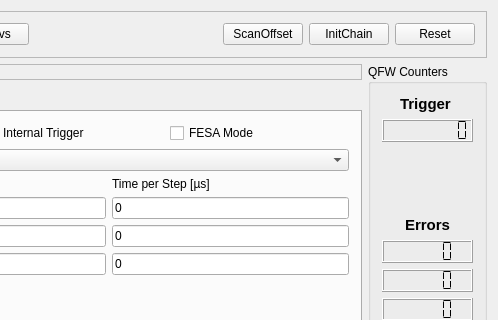
Qt form mbspex/gui/qt/PolandGui.ui (gsi-ee/drivers) before a commit; both pictures show x 225 to 723 and y 0 to 320 of the 723 by 640 pixel window.
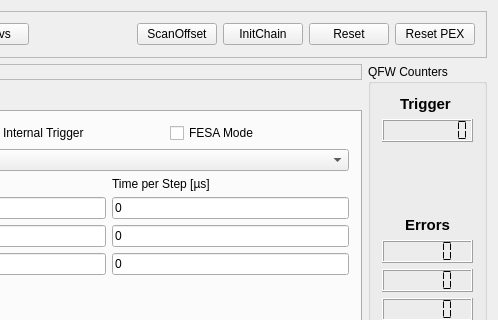
The same form after that commit.

Commit message: mbspex poland gui: added button for logic reset on poland slave

Diff of the .ui file:
```diff
--- a/mbspex/gui/qt/PolandGui.ui
+++ b/mbspex/gui/qt/PolandGui.ui
@@ -128,13 +128,23 @@
         </property>
        </widget>
       </item>
+      <item>
+       <widget class="QPushButton" name="ResetSlaveButton">
+        <property name="toolTip">
+         <string>&lt;html&gt;&lt;head/&gt;&lt;body&gt;&lt;p&gt;Reset logic on chosen POLAND device&lt;/p&gt;&lt;/body&gt;&lt;/html&gt;</string>
+        </property>
+        <property name="text">
+         <string>Reset</string>
+        </property>
+       </widget>
+      </item>
       <item>
        <widget class="QPushButton" name="ResetBoardButton">
         <property name="toolTip">
          <string>Reset sfp engine on pex board</string>
         </property>
         <property name="text">
-         <string>Reset</string>
+         <string>Reset PEX</string>
         </property>
        </widget>
       </item>
```
Left out of the diff: 1 changed line with no effect on the pictures. The commit also changes 2 other files.
